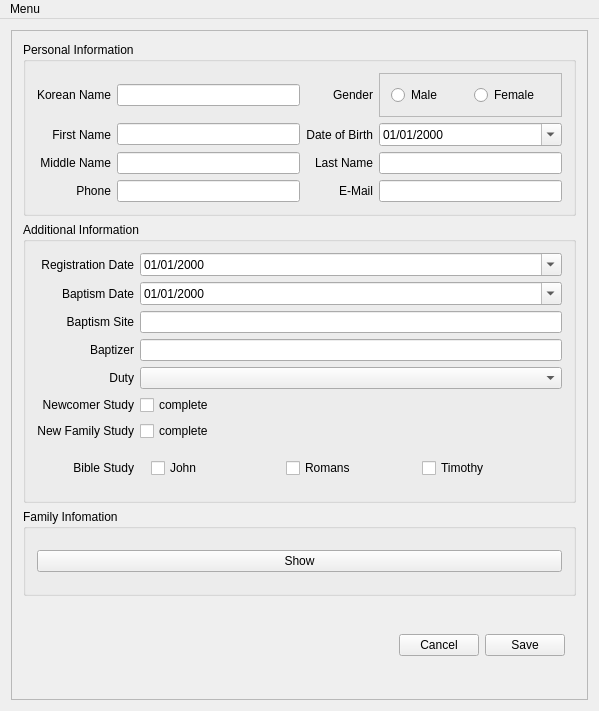
The window that gui/newmember.ui (BoraYang/onnuri) describes before a commit, drawn with Qt 5.
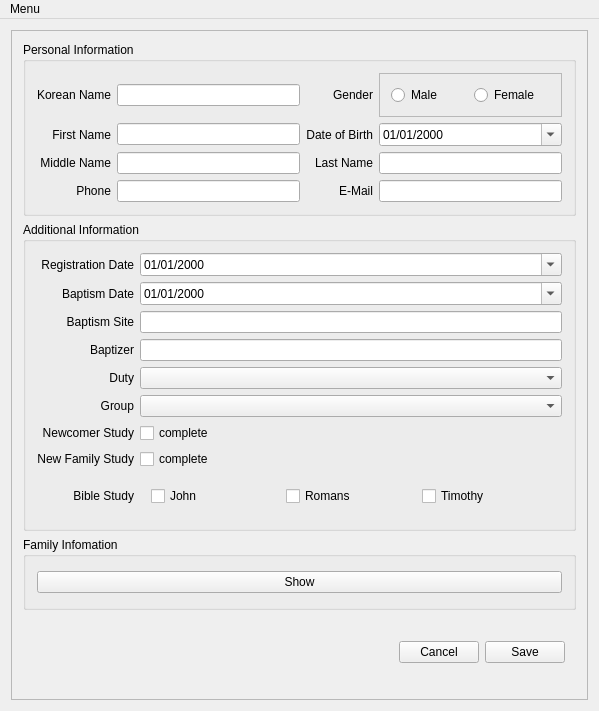
The same window after the commit.

Commit message: new member window code updates

Patch:
```diff
--- a/gui/newmember.ui
+++ b/gui/newmember.ui
@@ -189,7 +189,7 @@
             </property>
            </widget>
           </item>
-          <item row="7" column="0">
+          <item row="8" column="0">
            <widget class="QLabel" name="label_12">
             <property name="text">
              <string>Bible Study</string>
@@ -232,7 +232,7 @@
             </property>
            </widget>
           </item>
-          <item row="6" column="0">
+          <item row="7" column="0">
            <widget class="QLabel" name="lbl_new_family_study">
             <property name="text">
              <string>New Family Study</string>
@@ -242,21 +242,21 @@
             </property>
            </widget>
           </item>
-          <item row="6" column="1">
+          <item row="7" column="1">
            <widget class="QCheckBox" name="chk_new_family_study">
             <property name="text">
              <string>complete</string>
             </property>
            </widget>
           </item>
-          <item row="5" column="1">
+          <item row="6" column="1">
            <widget class="QCheckBox" name="chk_new_comer_study">
             <property name="text">
              <string>complete</string>
             </property>
            </widget>
           </item>
-          <item row="5" column="0">
+          <item row="6" column="0">
            <widget class="QLabel" name="lbl_new_comer_study">
             <property name="text">
              <string>Newcomer Study</string>
@@ -308,7 +308,7 @@
           <item row="3" column="1">
            <widget class="QLineEdit" name="tb_baptism_by"/>
           </item>
-          <item row="7" column="1">
+          <item row="8" column="1">
            <widget class="QFrame" name="frame_4">
             <property name="frameShape">
              <enum>QFrame::NoFrame</enum>
@@ -341,6 +341,19 @@
             </layout>
            </widget>
           </item>
+          <item row="5" column="0">
+           <widget class="QLabel" name="label">
+            <property name="text">
+             <string>Group</string>
+            </property>
+            <property name="alignment">
+             <set>Qt::AlignRight|Qt::AlignTrailing|Qt::AlignVCenter</set>
+            </property>
+           </widget>
+          </item>
+          <item row="5" column="1">
+           <widget class="QComboBox" name="cb_group"/>
+          </item>
          </layout>
         </widget>
        </item>
```
The commit also changes 7 other files.
